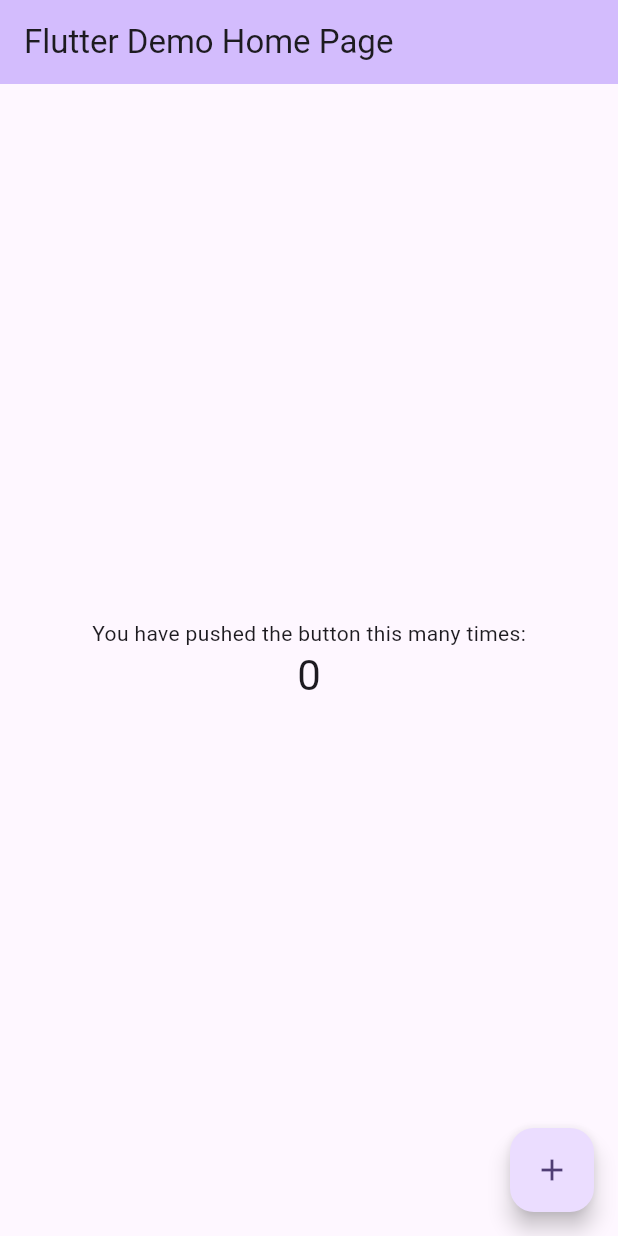
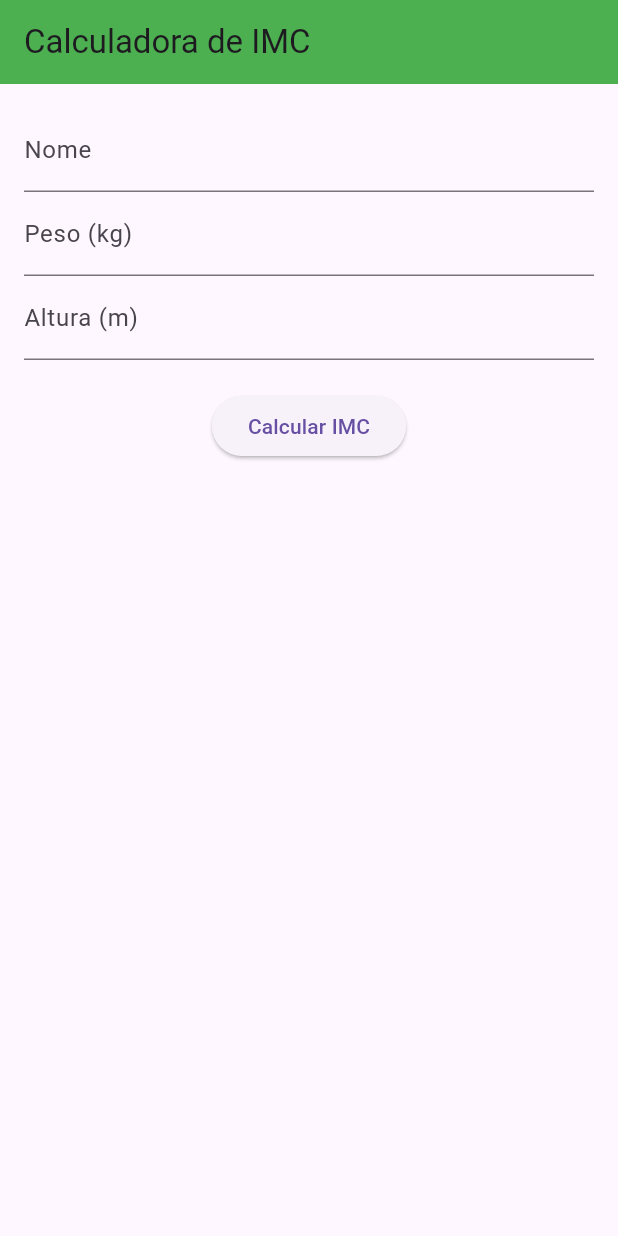
Before and after one commit to NataDias04/AppIMC, a Flutter app: the screen it shows after launch, on a phone screen of 412 x 824 dp. Run offline on Flutter 3.47's test engine with Material 3 defaults, Android fonts, the phone set to English and light mode, and no system bars.

Commit message:
estrutura-base

```diff
--- /dev/null
+++ b/lib/imc.dart
@@ -0,0 +1,27 @@
+class CalculadoraIMC {
+  final double peso;
+  final double altura;
+
+  CalculadoraIMC({required this.peso, required this.altura});
+
+  double calcularIMC() {
+    return peso / (altura * altura);
+  }
+
+  String classificarIMC() {
+    final imc = calcularIMC();
+    if (imc < 18.5) {
+      return 'Abaixo do peso';
+    } else if (imc < 24.9) {
+      return 'Peso normal';
+    } else if (imc < 29.9) {
+      return 'Sobrepeso';
+    } else if (imc < 34.9) {
+      return 'Obesidade grau I';
+    } else if (imc < 39.9) {
+      return 'Obesidade grau II';
+    } else {
+      return 'Obesidade grau III';
+    }
+  }
+}
--- a/lib/main.dart
+++ b/lib/main.dart
@@ -1,122 +1,102 @@
 import 'package:flutter/material.dart';
+import 'imc.dart';
 
 void main() {
-  runApp(const MyApp());
+  runApp(AppIMC());
 }
 
-class MyApp extends StatelessWidget {
-  const MyApp({super.key});
-
-  // This widget is the root of your application.
+class AppIMC extends StatelessWidget {
   @override
   Widget build(BuildContext context) {
     return MaterialApp(
-      title: 'Flutter Demo',
-      theme: ThemeData(
-        // This is the theme of your application.
-        //
-        // TRY THIS: Try running your application with "flutter run". You'll see
-        // the application has a purple toolbar. Then, without quitting the app,
-        // try changing the seedColor in the colorScheme below to Colors.green
-        // and then invoke "hot reload" (save your changes or press the "hot
-        // reload" button in a Flutter-supported IDE, or press "r" if you used
-        // the command line to start the app).
-        //
-        // Notice that the counter didn't reset back to zero; the application
-        // state is not lost during the reload. To reset the state, use hot
-        // restart instead.
-        //
-        // This works for code too, not just values: Most code changes can be
-        // tested with just a hot reload.
-        colorScheme: ColorScheme.fromSeed(seedColor: Colors.deepPurple),
-      ),
-      home: const MyHomePage(title: 'Flutter Demo Home Page'),
+      title: 'Calculadora de IMC',
+      home: TelaIMC(),
+      debugShowCheckedModeBanner: false,
     );
   }
 }
 
-class MyHomePage extends StatefulWidget {
-  const MyHomePage({super.key, required this.title});
+class TelaIMC extends StatefulWidget {
+  @override
+  _TelaIMCState createState() => _TelaIMCState();
+}
 
-  // This widget is the home page of your application. It is stateful, meaning
-  // that it has a State object (defined below) that contains fields that affect
-  // how it looks.
+class _TelaIMCState extends State<TelaIMC> {
+  final _formKey = GlobalKey<FormState>();
+  final _nomeController = TextEditingController();
+  final _pesoController = TextEditingController();
+  final _alturaController = TextEditingController();
 
-  // This class is the configuration for the state. It holds the values (in this
-  // case the title) provided by the parent (in this case the App widget) and
-  // used by the build method of the State. Fields in a Widget subclass are
-  // always marked "final".
+  String _resultado = "";
 
-  final String title;
+  void _calcular() {
+    if (_formKey.currentState!.validate()) {
+      final peso = double.parse(_pesoController.text);
+      final altura = double.parse(_alturaController.text);
+
+      final imcCalc = CalculadoraIMC(peso: peso, altura: altura);
+      final imc = imcCalc.calcularIMC();
+      final classificacao = imcCalc.classificarIMC();
+
+      setState(() {
+        _resultado = "${_nomeController.text}, seu IMC é ${imc.toStringAsFixed(2)}.\nClassificação: $classificacao.";
+      });
+    }
+  }
 
   @override
-  State<MyHomePage> createState() => _MyHomePageState();
-}
-
-class _MyHomePageState extends State<MyHomePage> {
-  int _counter = 0;
-
-  void _incrementCounter() {
-    setState(() {
-      // This call to setState tells the Flutter framework that something has
-      // changed in this State, which causes it to rerun the build method below
-      // so that the display can reflect the updated values. If we changed
-      // _counter without calling setState(), then the build method would not be
-      // called again, and so nothing would appear to happen.
-      _counter++;
-    });
+  void dispose() {
+    _nomeController.dispose();
+    _pesoController.dispose();
+    _alturaController.dispose();
+    super.dispose();
   }
 
   @override
   Widget build(BuildContext context) {
-    // This method is rerun every time setState is called, for instance as done
-    // by the _incrementCounter method above.
-    //
-    // The Flutter framework has been optimized to make rerunning build methods
-    // fast, so that you can just rebuild anything that needs updating rather
-    // than having to individually change instances of widgets.
     return Scaffold(
       appBar: AppBar(
-        // TRY THIS: Try changing the color here to a specific color (to
-        // Colors.amber, perhaps?) and trigger a hot reload to see the AppBar
-        // change color while the other colors stay the same.
-        backgroundColor: Theme.of(context).colorScheme.inversePrimary,
-        // Here we take the value from the MyHomePage object that was created by
-        // the App.build method, and use it to set our appbar title.
-        title: Text(widget.title),
+        title: Text('Calculadora de IMC'),
+        backgroundColor: Colors.green,
       ),
-      body: Center(
-        // Center is a layout widget. It takes a single child and positions it
-        // in the middle of the parent.
-        child: Column(
-          // Column is also a layout widget. It takes a list of children and
-          // arranges them vertically. By default, it sizes itself to fit its
-          // children horizontally, and tries to be as tall as its parent.
-          //
-          // Column has various properties to control how it sizes itself and
-          // how it positions its children. Here we use mainAxisAlignment to
-          // center the children vertically; the main axis here is the vertical
-          // axis because Columns are vertical (the cross axis would be
-          // horizontal).
-          //
-          // TRY THIS: Invoke "debug painting" (choose the "Toggle Debug Paint"
-          // action in the IDE, or press "p" in the console), to see the
-          // wireframe for each widget.
-          mainAxisAlignment: MainAxisAlignment.center,
-          children: <Widget>[
-            const Text('You have pushed the button this many times:'),
-            Text(
-              '$_counter',
-              style: Theme.of(context).textTheme.headlineMedium,
-            ),
-          ],
+      body: Padding(
+        padding: EdgeInsets.all(16),
+        child: Form(
+          key: _formKey,
+          child: Column(
+            children: [
+              TextFormField(
+                controller: _nomeController,
+                decoration: InputDecoration(labelText: 'Nome'),
+                validator: (value) => value!.isEmpty ? 'Informe seu nome' : null,
+              ),
+              TextFormField(
+                controller: _pesoController,
+                decoration: InputDecoration(labelText: 'Peso (kg)'),
+                keyboardType: TextInputType.numberWithOptions(decimal: true),
+                validator: (value) => value!.isEmpty ? 'Informe seu peso' : null,
+              ),
+              TextFormField(
+                controller: _alturaController,
+                decoration: InputDecoration(labelText: 'Altura (m)'),
+                keyboardType: TextInputType.numberWithOptions(decimal: true),
+                validator: (value) => value!.isEmpty ? 'Informe sua altura' : null,
+              ),
+              SizedBox(height: 20),
+              ElevatedButton(
+                onPressed: _calcular,
+                child: Text('Calcular IMC'),
+              ),
+              SizedBox(height: 20),
+              Text(
+                _resultado,
+                style: TextStyle(fontSize: 18),
+                textAlign: TextAlign.center,
+              )
+            ],
+          ),
         ),
       ),
-      floatingActionButton: FloatingActionButton(
-        onPressed: _incrementCounter,
-        tooltip: 'Increment',
-        child: const Icon(Icons.add),
-      ), // This trailing comma makes auto-formatting nicer for build methods.
     );
   }
 }
```
Also changed, not shown: 1 other file.
